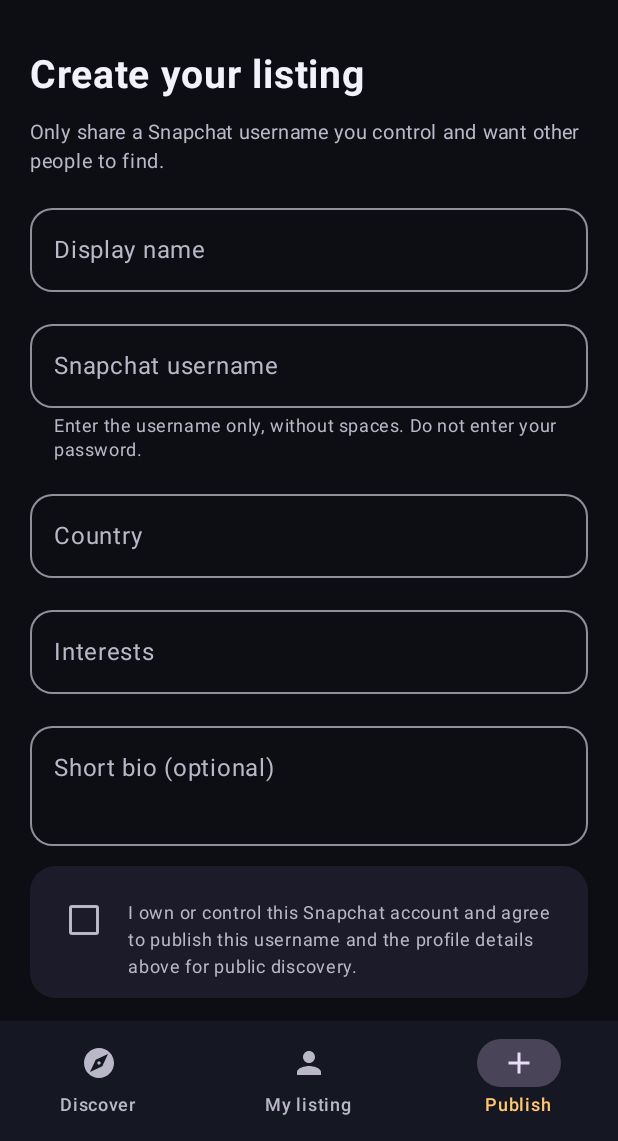
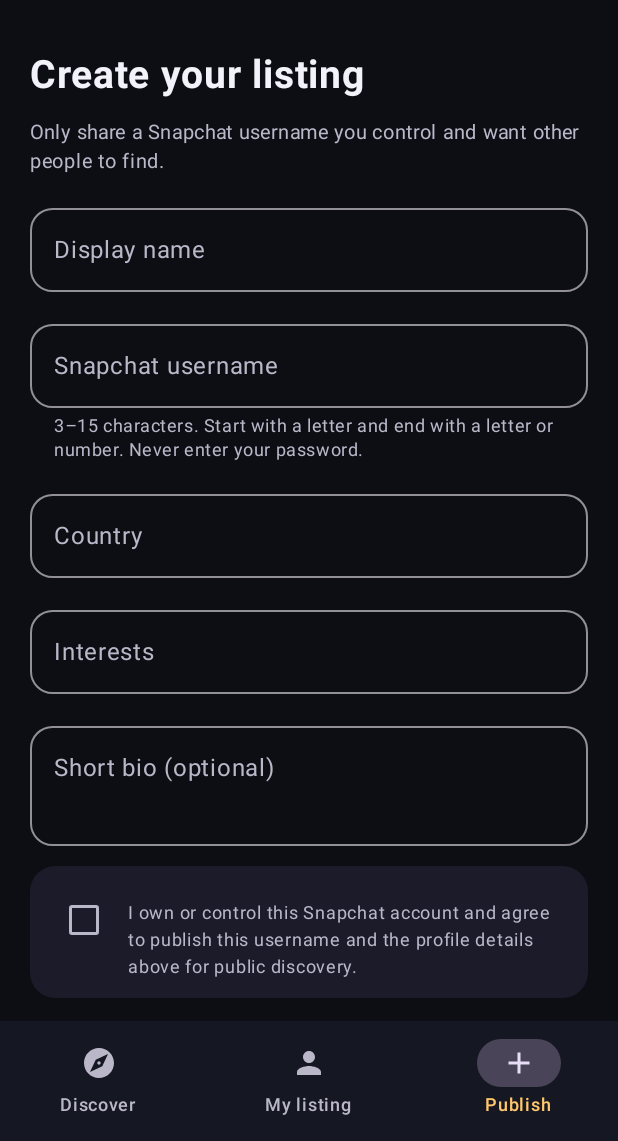
Before and after one commit to abdulwaheedmuhammed3-maker/Snapfind, an Android app built with Jetpack Compose: the screen it shows after launch (MainActivity), item 3 of the bottom bar chosen, on a phone screen of 412 x 824 dp, the part 95-1236 px from its top. Run offline under Robolectric (Android 15) with nearby library versions, the phone set to English and light mode, and no system bars.

Commit message:
Validate Snapchat username format

```diff
--- a/app/src/main/java/com/snapfind/app/MainActivity.kt
+++ b/app/src/main/java/com/snapfind/app/MainActivity.kt
@@ -97,6 +97,8 @@ private data class SnapProfile(
 )
 
 private enum class AppScreen { EXPLORE, PROFILE, ADD, EDIT }
+
+private val SnapchatUsernamePattern = Regex("^[A-Za-z][A-Za-z0-9._-]{1,13}[A-Za-z0-9]$")
 
 class MainActivity : ComponentActivity() {
     override fun onCreate(savedInstanceState: Bundle?) {
@@ -610,9 +612,9 @@ private fun ProfileFormScreen(
     var consent by remember(initialProfile?.id) { mutableStateOf(initialProfile != null) }
 
     val cleanUsername = username.trim().removePrefix("@")
+    val validUsername = cleanUsername.length in 3..15 && SnapchatUsernamePattern.matches(cleanUsername)
     val valid = displayName.isNotBlank() &&
-        cleanUsername.length in 3..30 &&
-        !cleanUsername.any { it.isWhitespace() } &&
+        validUsername &&
         country.isNotBlank() &&
         consent
 
@@ -643,13 +645,13 @@ private fun ProfileFormScreen(
         )
         OutlinedTextField(
             value = username,
-            onValueChange = { username = it.take(31) },
+            onValueChange = { username = it.take(15) },
             modifier = Modifier.fillMaxWidth(),
             label = { Text("Snapchat username") },
             placeholder = { Text("your.username") },
             singleLine = true,
             shape = RoundedCornerShape(15.dp),
-            supportingText = { Text("Enter the username only, without spaces. Do not enter your password.") }
+            supportingText = { Text("3–15 characters. Start with a letter and end with a letter or number. Never enter your password.") }
         )
         OutlinedTextField(
             value = country,
```
